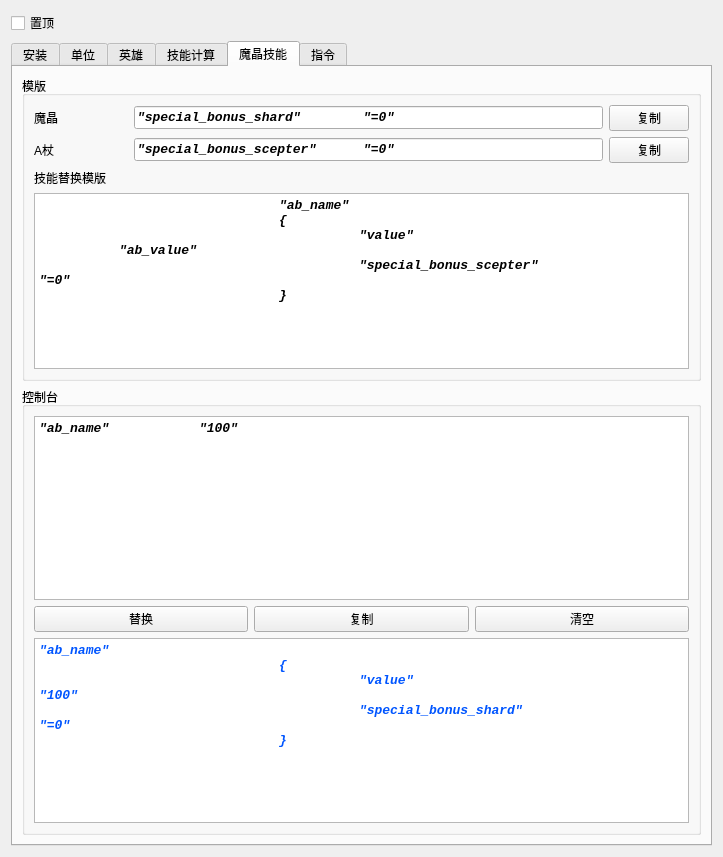
The window that untitled.ui (JeremyChim/Dota-Tool) describes before a commit, drawn with Qt 5.
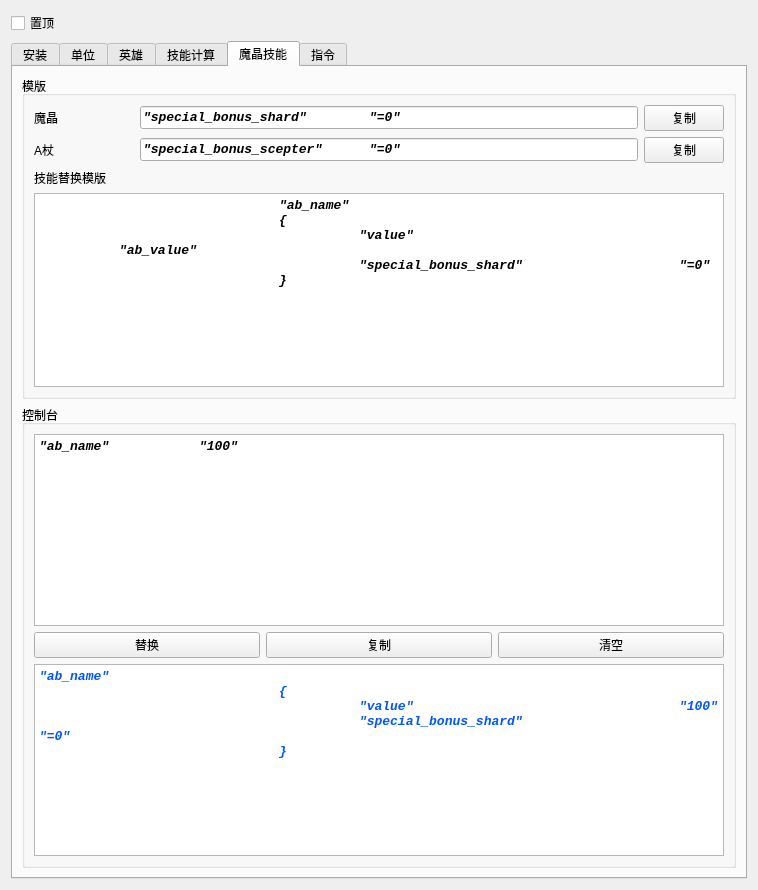
The same window after the commit. The open tabs and pages were chosen to show the change.

Commit message: 技能模版：改成魔晶

Diff of the .ui file:
```diff
--- a/untitled.ui
+++ b/untitled.ui
@@ -6,8 +6,8 @@
    <rect>
     <x>0</x>
     <y>0</y>
-    <width>723</width>
-    <height>800</height>
+    <width>758</width>
+    <height>890</height>
    </rect>
   </property>
   <property name="windowTitle">
@@ -2220,7 +2220,6 @@
                  <font>
                   <family>Consolas</family>
                   <pointsize>10</pointsize>
-                  <weight>87</weight>
                   <italic>true</italic>
                   <bold>true</bold>
                  </font>
@@ -2254,7 +2253,6 @@
                  <font>
                   <family>Consolas</family>
                   <pointsize>10</pointsize>
-                  <weight>87</weight>
                   <italic>true</italic>
                   <bold>true</bold>
                  </font>
@@ -2288,7 +2286,6 @@
                  <font>
                   <family>Consolas</family>
                   <pointsize>10</pointsize>
-                  <weight>87</weight>
                   <italic>true</italic>
                   <bold>true</bold>
                  </font>
@@ -2298,14 +2295,17 @@
                 </property>
                 <property name="html">
                  <string>&lt;!DOCTYPE HTML PUBLIC &quot;-//W3C//DTD HTML 4.0//EN&quot; &quot;http://www.w3.org/TR/REC-html40/strict.dtd&quot;&gt;
-&lt;html&gt;&lt;head&gt;&lt;meta name=&quot;qrichtext&quot; content=&quot;1&quot; /&gt;&lt;style type=&quot;text/css&quot;&gt;
+&lt;html&gt;&lt;head&gt;&lt;meta name=&quot;qrichtext&quot; content=&quot;1&quot; /&gt;&lt;meta charset=&quot;utf-8&quot; /&gt;&lt;style type=&quot;text/css&quot;&gt;
 p, li { white-space: pre-wrap; }
-&lt;/style&gt;&lt;/head&gt;&lt;body style=&quot; font-family:'Consolas'; font-size:10pt; font-weight:696; font-style:italic;&quot;&gt;
-&lt;p style=&quot; margin-top:0px; margin-bottom:0px; margin-left:0px; margin-right:0px; -qt-block-indent:0; text-indent:0px;&quot;&gt;			&amp;quot;ab_name&amp;quot;&lt;/p&gt;
-&lt;p style=&quot; margin-top:0px; margin-bottom:0px; margin-left:0px; margin-right:0px; -qt-block-indent:0; text-indent:0px;&quot;&gt;			{&lt;/p&gt;
-&lt;p style=&quot; margin-top:0px; margin-bottom:0px; margin-left:0px; margin-right:0px; -qt-block-indent:0; text-indent:0px;&quot;&gt;				&amp;quot;value&amp;quot;						&amp;quot;ab_value&amp;quot;&lt;/p&gt;
-&lt;p style=&quot; margin-top:0px; margin-bottom:0px; margin-left:0px; margin-right:0px; -qt-block-indent:0; text-indent:0px;&quot;&gt;				&amp;quot;special_bonus_scepter&amp;quot;		&amp;quot;=0&amp;quot;&lt;/p&gt;
-&lt;p style=&quot; margin-top:0px; margin-bottom:0px; margin-left:0px; margin-right:0px; -qt-block-indent:0; text-indent:0px;&quot;&gt;			}&lt;/p&gt;&lt;/body&gt;&lt;/html&gt;</string>
+hr { height: 1px; border-width: 0; }
+li.unchecked::marker { content: &quot;\2610&quot;; }
+li.checked::marker { content: &quot;\2612&quot;; }
+&lt;/style&gt;&lt;/head&gt;&lt;body style=&quot; font-family:'Consolas'; font-size:10pt; font-weight:700; font-style:italic;&quot;&gt;
+&lt;p style=&quot; margin-top:0px; margin-bottom:0px; margin-left:0px; margin-right:0px; -qt-block-indent:0; text-indent:0px;&quot;&gt;&lt;span style=&quot; font-weight:696;&quot;&gt;			&amp;quot;ab_name&amp;quot;&lt;/span&gt;&lt;/p&gt;
+&lt;p style=&quot; margin-top:0px; margin-bottom:0px; margin-left:0px; margin-right:0px; -qt-block-indent:0; text-indent:0px;&quot;&gt;&lt;span style=&quot; font-weight:696;&quot;&gt;			{&lt;/span&gt;&lt;/p&gt;
+&lt;p style=&quot; margin-top:0px; margin-bottom:0px; margin-left:0px; margin-right:0px; -qt-block-indent:0; text-indent:0px;&quot;&gt;&lt;span style=&quot; font-weight:696;&quot;&gt;				&amp;quot;value&amp;quot;						&amp;quot;ab_value&amp;quot;&lt;/span&gt;&lt;/p&gt;
+&lt;p style=&quot; margin-top:0px; margin-bottom:0px; margin-left:0px; margin-right:0px; -qt-block-indent:0; text-indent:0px;&quot;&gt;&lt;span style=&quot; font-weight:696;&quot;&gt;				&amp;quot;special_bonus_shard&amp;quot;		&amp;quot;=0&amp;quot;&lt;/span&gt;&lt;/p&gt;
+&lt;p style=&quot; margin-top:0px; margin-bottom:0px; margin-left:0px; margin-right:0px; -qt-block-indent:0; text-indent:0px;&quot;&gt;&lt;span style=&quot; font-weight:696;&quot;&gt;			}&lt;/span&gt;&lt;/p&gt;&lt;/body&gt;&lt;/html&gt;</string>
                 </property>
                </widget>
               </item>
@@ -2330,17 +2330,19 @@
                <font>
                 <family>Consolas</family>
                 <pointsize>10</pointsize>
-                <weight>87</weight>
                 <italic>true</italic>
                 <bold>true</bold>
                </font>
               </property>
               <property name="html">
                <string>&lt;!DOCTYPE HTML PUBLIC &quot;-//W3C//DTD HTML 4.0//EN&quot; &quot;http://www.w3.org/TR/REC-html40/strict.dtd&quot;&gt;
-&lt;html&gt;&lt;head&gt;&lt;meta name=&quot;qrichtext&quot; content=&quot;1&quot; /&gt;&lt;style type=&quot;text/css&quot;&gt;
+&lt;html&gt;&lt;head&gt;&lt;meta name=&quot;qrichtext&quot; content=&quot;1&quot; /&gt;&lt;meta charset=&quot;utf-8&quot; /&gt;&lt;style type=&quot;text/css&quot;&gt;
 p, li { white-space: pre-wrap; }
-&lt;/style&gt;&lt;/head&gt;&lt;body style=&quot; font-family:'Consolas'; font-size:10pt; font-weight:696; font-style:italic;&quot;&gt;
-&lt;p style=&quot; margin-top:0px; margin-bottom:0px; margin-left:0px; margin-right:0px; -qt-block-indent:0; text-indent:0px;&quot;&gt;&amp;quot;ab_name&amp;quot;		&amp;quot;100&amp;quot;&lt;/p&gt;&lt;/body&gt;&lt;/html&gt;</string>
+hr { height: 1px; border-width: 0; }
+li.unchecked::marker { content: &quot;\2610&quot;; }
+li.checked::marker { content: &quot;\2612&quot;; }
+&lt;/style&gt;&lt;/head&gt;&lt;body style=&quot; font-family:'Consolas'; font-size:10pt; font-weight:700; font-style:italic;&quot;&gt;
+&lt;p style=&quot; margin-top:0px; margin-bottom:0px; margin-left:0px; margin-right:0px; -qt-block-indent:0; text-indent:0px;&quot;&gt;&lt;span style=&quot; font-weight:696;&quot;&gt;&amp;quot;ab_name&amp;quot;		&amp;quot;100&amp;quot;&lt;/span&gt;&lt;/p&gt;&lt;/body&gt;&lt;/html&gt;</string>
               </property>
              </widget>
             </item>
@@ -2375,7 +2377,6 @@
                <font>
                 <family>Consolas</family>
                 <pointsize>10</pointsize>
-                <weight>87</weight>
                 <italic>true</italic>
                 <bold>true</bold>
                </font>
@@ -2385,14 +2386,17 @@
               </property>
               <property name="html">
                <string>&lt;!DOCTYPE HTML PUBLIC &quot;-//W3C//DTD HTML 4.0//EN&quot; &quot;http://www.w3.org/TR/REC-html40/strict.dtd&quot;&gt;
-&lt;html&gt;&lt;head&gt;&lt;meta name=&quot;qrichtext&quot; content=&quot;1&quot; /&gt;&lt;style type=&quot;text/css&quot;&gt;
+&lt;html&gt;&lt;head&gt;&lt;meta name=&quot;qrichtext&quot; content=&quot;1&quot; /&gt;&lt;meta charset=&quot;utf-8&quot; /&gt;&lt;style type=&quot;text/css&quot;&gt;
 p, li { white-space: pre-wrap; }
-&lt;/style&gt;&lt;/head&gt;&lt;body style=&quot; font-family:'Consolas'; font-size:10pt; font-weight:696; font-style:italic;&quot;&gt;
-&lt;p style=&quot; margin-top:0px; margin-bottom:0px; margin-left:0px; margin-right:0px; -qt-block-indent:0; text-indent:0px;&quot;&gt;&amp;quot;ab_name&amp;quot;&lt;/p&gt;
-&lt;p style=&quot; margin-top:0px; margin-bottom:0px; margin-left:0px; margin-right:0px; -qt-block-indent:0; text-indent:0px;&quot;&gt;			{&lt;/p&gt;
-&lt;p style=&quot; margin-top:0px; margin-bottom:0px; margin-left:0px; margin-right:0px; -qt-block-indent:0; text-indent:0px;&quot;&gt;				&amp;quot;value&amp;quot;				&amp;quot;100&amp;quot;&lt;/p&gt;
-&lt;p style=&quot; margin-top:0px; margin-bottom:0px; margin-left:0px; margin-right:0px; -qt-block-indent:0; text-indent:0px;&quot;&gt;				&amp;quot;special_bonus_shard&amp;quot;			&amp;quot;=0&amp;quot;&lt;/p&gt;
-&lt;p style=&quot; margin-top:0px; margin-bottom:0px; margin-left:0px; margin-right:0px; -qt-block-indent:0; text-indent:0px;&quot;&gt;			}&lt;/p&gt;&lt;/body&gt;&lt;/html&gt;</string>
+hr { height: 1px; border-width: 0; }
+li.unchecked::marker { content: &quot;\2610&quot;; }
+li.checked::marker { content: &quot;\2612&quot;; }
+&lt;/style&gt;&lt;/head&gt;&lt;body style=&quot; font-family:'Consolas'; font-size:10pt; font-weight:700; font-style:italic;&quot;&gt;
+&lt;p style=&quot; margin-top:0px; margin-bottom:0px; margin-left:0px; margin-right:0px; -qt-block-indent:0; text-indent:0px;&quot;&gt;&lt;span style=&quot; font-weight:696;&quot;&gt;&amp;quot;ab_name&amp;quot;&lt;/span&gt;&lt;/p&gt;
+&lt;p style=&quot; margin-top:0px; margin-bottom:0px; margin-left:0px; margin-right:0px; -qt-block-indent:0; text-indent:0px;&quot;&gt;&lt;span style=&quot; font-weight:696;&quot;&gt;			{&lt;/span&gt;&lt;/p&gt;
+&lt;p style=&quot; margin-top:0px; margin-bottom:0px; margin-left:0px; margin-right:0px; -qt-block-indent:0; text-indent:0px;&quot;&gt;&lt;span style=&quot; font-weight:696;&quot;&gt;				&amp;quot;value&amp;quot;				&amp;quot;100&amp;quot;&lt;/span&gt;&lt;/p&gt;
+&lt;p style=&quot; margin-top:0px; margin-bottom:0px; margin-left:0px; margin-right:0px; -qt-block-indent:0; text-indent:0px;&quot;&gt;&lt;span style=&quot; font-weight:696;&quot;&gt;				&amp;quot;special_bonus_shard&amp;quot;			&amp;quot;=0&amp;quot;&lt;/span&gt;&lt;/p&gt;
+&lt;p style=&quot; margin-top:0px; margin-bottom:0px; margin-left:0px; margin-right:0px; -qt-block-indent:0; text-indent:0px;&quot;&gt;&lt;span style=&quot; font-weight:696;&quot;&gt;			}&lt;/span&gt;&lt;/p&gt;&lt;/body&gt;&lt;/html&gt;</string>
               </property>
              </widget>
             </item>
```
Left out of the diff: 20 changed lines with no effect on the pictures. The commit also changes 1 other file.
